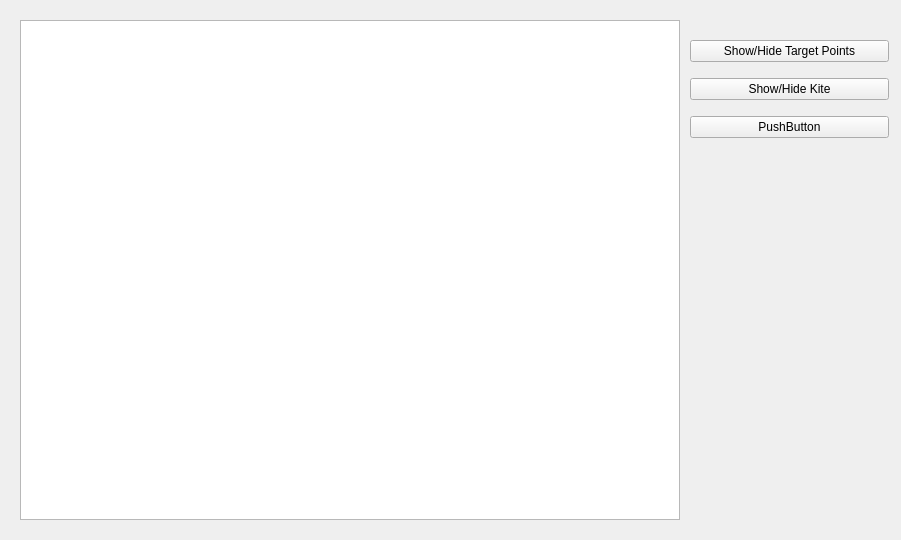
adrienemery/zenith-wind-power, file KiteControl-Qt/controlwindow.ui: the form before one commit.
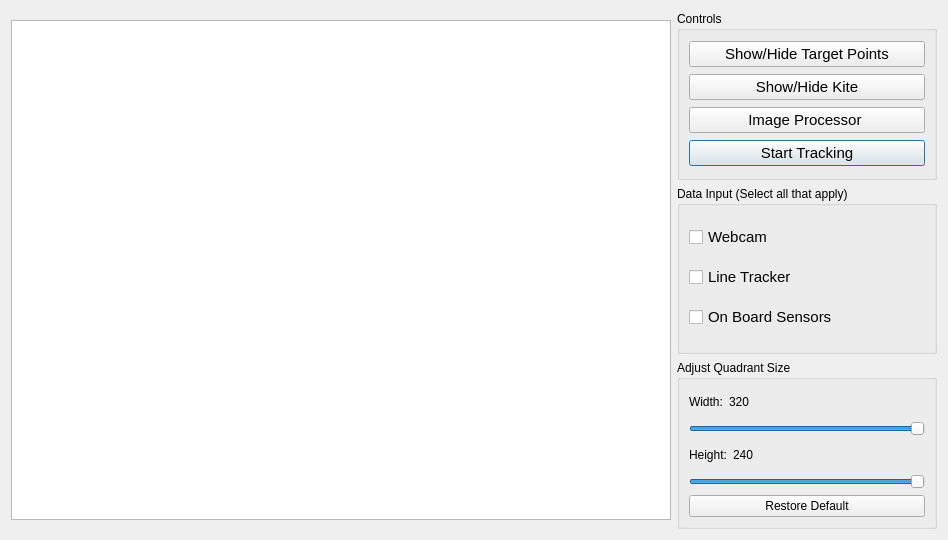
The form after the commit.

Commit message: Updated ControlWindow UI. Added sliders to control width and height of quadrants. Updated MainWindow UI.

```diff
--- a/KiteControl-Qt/controlwindow.ui
+++ b/KiteControl-Qt/controlwindow.ui
@@ -6,22 +6,16 @@
    <rect>
     <x>0</x>
     <y>0</y>
-    <width>901</width>
+    <width>948</width>
     <height>540</height>
    </rect>
   </property>
   <property name="windowTitle">
    <string>Control Algorithm Options</string>
   </property>
+  <layout class="QHBoxLayout" name="horizontalLayout">
+   <item>
   <widget class="QGraphicsView" name="graphicsView">
-   <property name="geometry">
-    <rect>
-     <x>20</x>
-     <y>20</y>
-     <width>660</width>
-     <height>500</height>
-    </rect>
-   </property>
    <property name="minimumSize">
     <size>
      <width>660</width>
@@ -35,18 +29,25 @@
     </size>
    </property>
   </widget>
-  <widget class="QWidget" name="layoutWidget">
-   <property name="geometry">
-    <rect>
-     <x>690</x>
-     <y>30</y>
-     <width>199</width>
-     <height>121</height>
-    </rect>
+   </item>
+   <item>
+    <layout class="QVBoxLayout" name="verticalLayout_3">
+     <item>
+      <widget class="QGroupBox" name="groupBox">
+       <property name="title">
+        <string>Controls</string>
    </property>
    <layout class="QVBoxLayout" name="verticalLayout">
     <item>
      <widget class="QPushButton" name="showTargetsButton">
+          <property name="font">
+           <font>
+            <family>Segoe UI</family>
+            <pointsize>11</pointsize>
+            <weight>50</weight>
+            <bold>false</bold>
+           </font>
+          </property>
       <property name="text">
        <string>Show/Hide Target Points</string>
       </property>
@@ -57,6 +58,14 @@
     </item>
     <item>
      <widget class="QPushButton" name="showKiteButton">
+          <property name="font">
+           <font>
+            <family>Segoe UI</family>
+            <pointsize>11</pointsize>
+            <weight>50</weight>
+            <bold>false</bold>
+           </font>
+          </property>
       <property name="text">
        <string>Show/Hide Kite</string>
       </property>
@@ -66,17 +75,221 @@
      </widget>
     </item>
     <item>
-     <widget class="QPushButton" name="pushButton_3">
+         <widget class="QPushButton" name="imageProcessorButton">
+          <property name="font">
+           <font>
+            <family>Segoe UI</family>
+            <pointsize>11</pointsize>
+            <weight>50</weight>
+            <bold>false</bold>
+           </font>
+          </property>
       <property name="text">
-       <string>PushButton</string>
+           <string>Image Processor </string>
       </property>
       <property name="autoDefault">
        <bool>false</bool>
       </property>
      </widget>
     </item>
-   </layout>
-  </widget>
+        <item>
+         <widget class="QPushButton" name="start_stop_trackingButton">
+          <property name="font">
+           <font>
+            <family>Segoe UI</family>
+            <pointsize>11</pointsize>
+            <weight>50</weight>
+            <bold>false</bold>
+           </font>
+          </property>
+          <property name="text">
+           <string>Start Tracking</string>
+          </property>
+          <property name="autoDefault">
+           <bool>true</bool>
+          </property>
+         </widget>
+        </item>
+       </layout>
+      </widget>
+     </item>
+     <item>
+      <widget class="QGroupBox" name="groupBox">
+       <property name="title">
+        <string>Data Input (Select all that apply)</string>
+       </property>
+       <layout class="QVBoxLayout" name="verticalLayout_2">
+        <item>
+         <widget class="QCheckBox" name="webcamCheckbox">
+          <property name="font">
+           <font>
+            <pointsize>11</pointsize>
+           </font>
+          </property>
+          <property name="text">
+           <string>Webcam</string>
+          </property>
+         </widget>
+        </item>
+        <item>
+         <widget class="QCheckBox" name="lineTrackerCheckBox">
+          <property name="font">
+           <font>
+            <pointsize>11</pointsize>
+           </font>
+          </property>
+          <property name="text">
+           <string>Line Tracker</string>
+          </property>
+         </widget>
+        </item>
+        <item>
+         <widget class="QCheckBox" name="onBoardSensorCheckBox">
+          <property name="font">
+           <font>
+            <pointsize>11</pointsize>
+           </font>
+          </property>
+          <property name="text">
+           <string>On Board Sensors</string>
+          </property>
+         </widget>
+        </item>
+       </layout>
+      </widget>
+     </item>
+     <item>
+      <widget class="QGroupBox" name="groupBox_2">
+       <property name="title">
+        <string>Adjust Quadrant Size</string>
+       </property>
+       <layout class="QVBoxLayout" name="verticalLayout_5">
+        <item>
+         <layout class="QVBoxLayout" name="verticalLayout_4">
+          <item>
+           <layout class="QHBoxLayout" name="horizontalLayout_2">
+            <item>
+             <widget class="QLabel" name="label">
+              <property name="text">
+               <string>Width:</string>
+              </property>
+             </widget>
+            </item>
+            <item>
+             <widget class="QLabel" name="label_3">
+              <property name="text">
+               <string>320</string>
+              </property>
+             </widget>
+            </item>
+            <item>
+             <spacer name="horizontalSpacer">
+              <property name="orientation">
+               <enum>Qt::Horizontal</enum>
+              </property>
+              <property name="sizeHint" stdset="0">
+               <size>
+                <width>40</width>
+                <height>20</height>
+               </size>
+              </property>
+             </spacer>
+            </item>
+           </layout>
+          </item>
+          <item>
+           <widget class="QSlider" name="widthSlider">
+            <property name="minimum">
+             <number>200</number>
+            </property>
+            <property name="maximum">
+             <number>320</number>
+            </property>
+            <property name="value">
+             <number>320</number>
+            </property>
+            <property name="orientation">
+             <enum>Qt::Horizontal</enum>
+            </property>
+           </widget>
+          </item>
+          <item>
+           <layout class="QHBoxLayout" name="horizontalLayout_3">
+            <item>
+             <widget class="QLabel" name="label_2">
+              <property name="text">
+               <string>Height:</string>
+              </property>
+             </widget>
+            </item>
+            <item>
+             <widget class="QLabel" name="label_4">
+              <property name="text">
+               <string>240</string>
+              </property>
+             </widget>
+            </item>
+            <item>
+             <spacer name="horizontalSpacer_2">
+              <property name="orientation">
+               <enum>Qt::Horizontal</enum>
+              </property>
+              <property name="sizeHint" stdset="0">
+               <size>
+                <width>40</width>
+                <height>20</height>
+               </size>
+              </property>
+             </spacer>
+            </item>
+           </layout>
+          </item>
+          <item>
+           <widget class="QSlider" name="heightSlider">
+            <property name="minimum">
+             <number>100</number>
+            </property>
+            <property name="maximum">
+             <number>240</number>
+            </property>
+            <property name="sliderPosition">
+             <number>240</number>
+            </property>
+            <property name="orientation">
+             <enum>Qt::Horizontal</enum>
+            </property>
+           </widget>
+          </item>
+          <item>
+           <widget class="QPushButton" name="defaultSizeButton">
+            <property name="enabled">
+             <bool>true</bool>
+            </property>
+            <property name="text">
+             <string>Restore Default</string>
+            </property>
+            <property name="checkable">
+             <bool>false</bool>
+            </property>
+            <property name="autoDefault">
+             <bool>false</bool>
+            </property>
+            <property name="default">
+             <bool>false</bool>
+            </property>
+            <property name="flat">
+             <bool>false</bool>
+            </property>
+           </widget>
+          </item>
+         </layout>
+        </item>
+       </layout>
+      </widget>
+     </item>
+    </layout>
+   </item>
+  </layout>
  </widget>
  <resources/>
  <connections/>
```
Left out of the diff: 35 changed lines with no effect on the pictures. Lines whose indentation alone changed are shown as unchanged. The commit also changes 9 other files.
